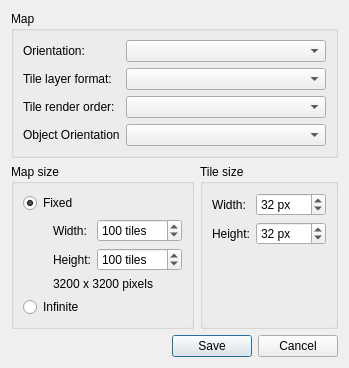
The window that src/tiled/newmapdialog.ui (mapeditor/tiled) describes before a commit, drawn with Qt 5.
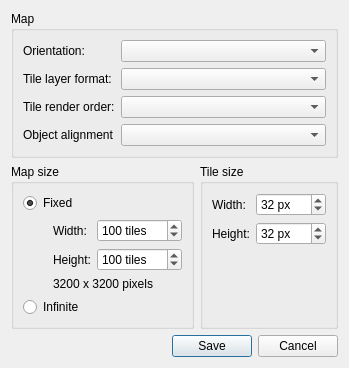
The same window after the commit.

Commit message:
Fixed object interaction and selection highlights
* Changed MapObject::alignment to take into account the new object
  alignment option of the map.

* Use Tiled::alignmentOffset to adjust the bounds of an object based on
  its alignment in the renderers. Both when rendering the object as well
  as when determining its bounding rect.

* Added CellRenderer::TopLeft origin, which is now used for tile objects
  since their position is already adjusted to their alignment.

Diff of the .ui file:
```diff
--- a/src/tiled/newmapdialog.ui
+++ b/src/tiled/newmapdialog.ui
@@ -75,7 +75,7 @@
       <item row="4" column="0">
        <widget class="QLabel" name="label">
         <property name="text">
-         <string>Object Orientation</string>
+         <string>Object alignment</string>
         </property>
        </widget>
       </item>
```
The commit also changes 6 other files.
